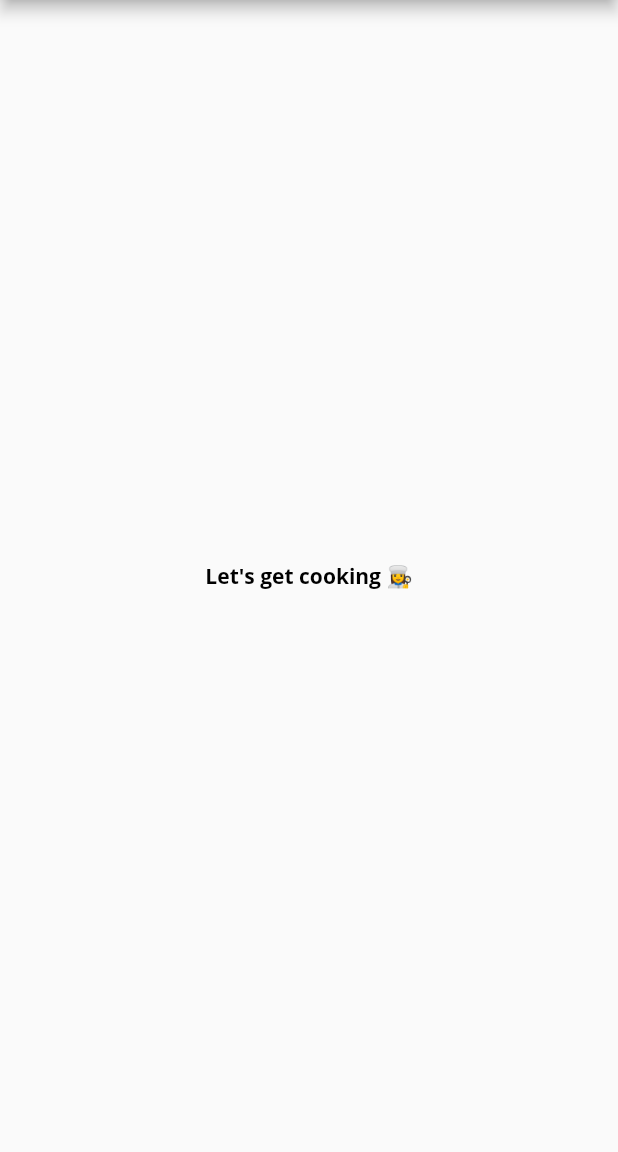
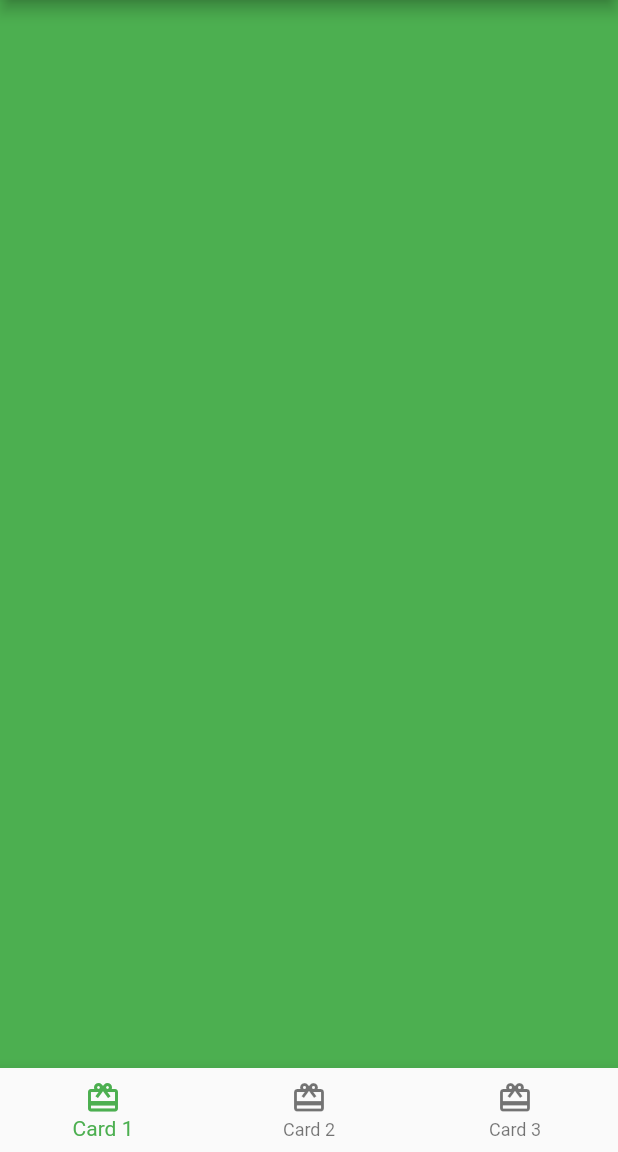
Before and after one commit to alxayeed/fooderlich-2.0, a Flutter app: the screen it shows after launch, on a phone screen of 412 x 824 dp, the part 84-1236 px from its top. Run offline on Flutter 3.47's test engine with Material 2 defaults, Android fonts, the phone set to English and light mode, and no system bars; our stand-ins replace google_fonts.

Commit message:
bottom navigation bar added with empty containers

```diff
--- a/lib/home.dart
+++ b/lib/home.dart
@@ -8,7 +8,23 @@ class Home extends StatefulWidget {
 }
 
 class _HomeState extends State<Home> {
-  //TODO: Add state variables
+  int _selectedIndex = 0;
+
+  static List<Widget> pages = [
+    //TODO: Replace with Card1
+    Container(color: Colors.green),
+    //TODO: Replace with Card2
+    Container(color: Colors.blue),
+    //TODO: Replace with Card3
+    Container(color: Colors.cyan),
+  ];
+
+  void _onTappedItem(int index) {
+    setState(() {
+      _selectedIndex = index;
+    });
+  }
+
   @override
   Widget build(BuildContext context) {
     return Scaffold(
@@ -20,12 +36,20 @@ class _HomeState extends State<Home> {
             style: Theme.of(context).textTheme.headline6,
           )),
       // TODO: Show selected tab
-      body: Center(
-          child: Text(
-        'Let\'s get cooking 👩‍🍳',
-        style: Theme.of(context).textTheme.bodyText1,
-      )),
-      //TODO: Add bottom navigation bar
+      body: pages[_selectedIndex],
+      bottomNavigationBar: BottomNavigationBar(
+        selectedItemColor: Theme.of(context).textSelectionTheme.selectionColor,
+        currentIndex: _selectedIndex,
+        onTap: _onTappedItem,
+        items: <BottomNavigationBarItem>[
+          BottomNavigationBarItem(
+              icon: Icon(Icons.card_giftcard), label: "Card 1"),
+          BottomNavigationBarItem(
+              icon: Icon(Icons.card_giftcard), label: "Card 2"),
+          BottomNavigationBarItem(
+              icon: Icon(Icons.card_giftcard), label: "Card 3")
+        ],
+      ),
     );
   }
 }
```
